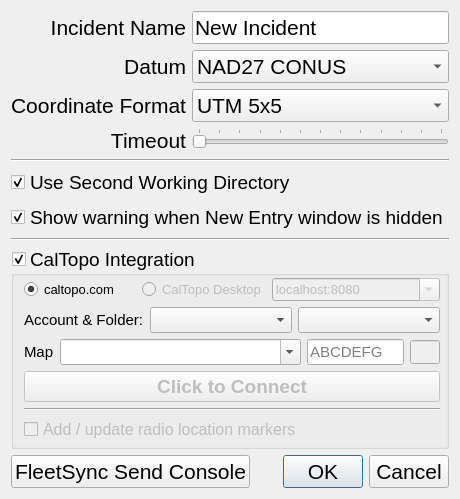
This is designer/options.ui in ncssar/radiolog as Qt 5 draws it before an edit. The edited form follows.
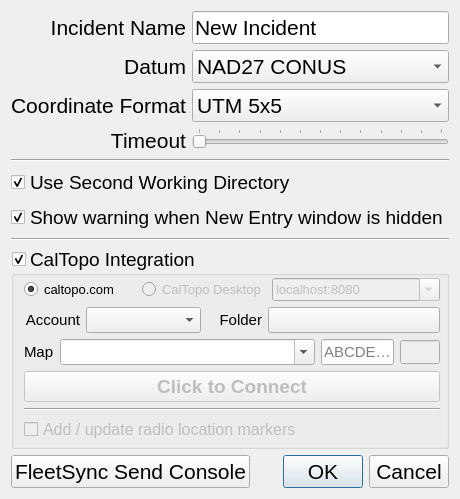
This is the edited form. Custom widgets are drawn as their Qt base class.

Commit message: WIP: proof-of-concept folder picker

```diff
--- a/designer/options.ui
+++ b/designer/options.ui
@@ -6,7 +6,7 @@
    <rect>
     <x>0</x>
     <y>0</y>
-    <width>455</width>
+    <width>528</width>
     <height>516</height>
    </rect>
   </property>
@@ -352,7 +352,10 @@
       <item>
        <layout class="QVBoxLayout" name="verticalLayout_4" stretch="0,0,0,0,0">
         <item>
-         <layout class="QHBoxLayout" name="horizontalLayout_3">
+         <layout class="QHBoxLayout" name="horizontalLayout_3" stretch="0,2,0,3">
+          <property name="leftMargin">
+           <number>0</number>
+          </property>
           <item>
            <widget class="QLabel" name="caltopoAccountAndFolderLabel">
             <property name="sizePolicy">
@@ -367,7 +370,10 @@
              </font>
             </property>
             <property name="text">
-             <string>Account &amp; Folder:</string>
+             <string>Account</string>
+            </property>
+            <property name="alignment">
+             <set>Qt::AlignRight|Qt::AlignTrailing|Qt::AlignVCenter</set>
             </property>
            </widget>
           </item>
@@ -390,9 +396,27 @@
            </widget>
           </item>
           <item>
-           <widget class="QComboBox" name="caltopoFolderComboBox">
+           <widget class="QLabel" name="caltopoFolderLabel">
+            <property name="font">
+             <font>
+              <pointsize>11</pointsize>
+             </font>
+            </property>
+            <property name="text">
+             <string>   Folder</string>
+            </property>
+            <property name="alignment">
+             <set>Qt::AlignRight|Qt::AlignTrailing|Qt::AlignVCenter</set>
+            </property>
+           </widget>
+          </item>
+          <item>
+           <widget class="QPushButton" name="caltopoFolderButton">
+            <property name="enabled">
+             <bool>true</bool>
+            </property>
             <property name="sizePolicy">
-             <sizepolicy hsizetype="Expanding" vsizetype="Preferred">
+             <sizepolicy hsizetype="MinimumExpanding" vsizetype="Fixed">
               <horstretch>0</horstretch>
               <verstretch>0</verstretch>
              </sizepolicy>
@@ -402,12 +426,18 @@
               <pointsize>11</pointsize>
              </font>
             </property>
+            <property name="styleSheet">
+             <string notr="true">text-align:left;</string>
+            </property>
+            <property name="text">
+             <string/>
+            </property>
            </widget>
           </item>
          </layout>
         </item>
         <item>
-         <layout class="QHBoxLayout" name="horizontalLayout_2" stretch="0,5,2,0">
+         <layout class="QHBoxLayout" name="horizontalLayout_2" stretch="0,7,2,0">
           <item>
            <widget class="QLabel" name="caltopoMapLabel">
             <property name="font">
@@ -469,7 +499,7 @@
             </property>
             <property name="minimumSize">
              <size>
-              <width>30</width>
+              <width>40</width>
               <height>24</height>
              </size>
             </property>
```
Left out of the diff: 28 changed lines with no effect on the pictures. The commit also changes 2 other files.
